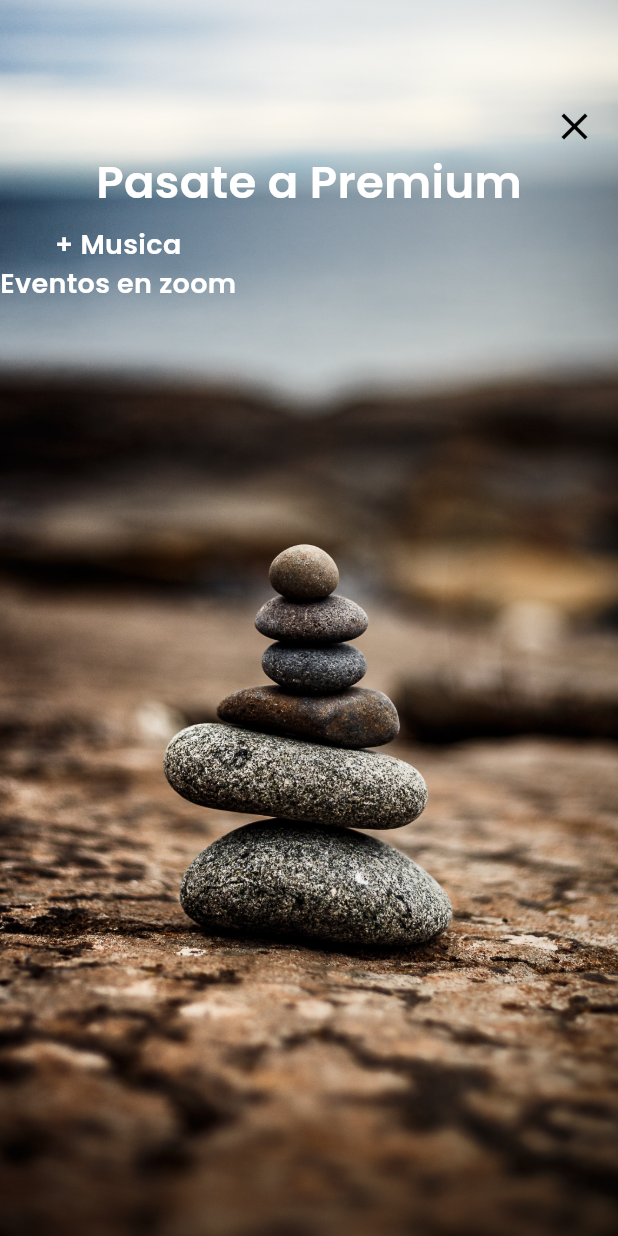
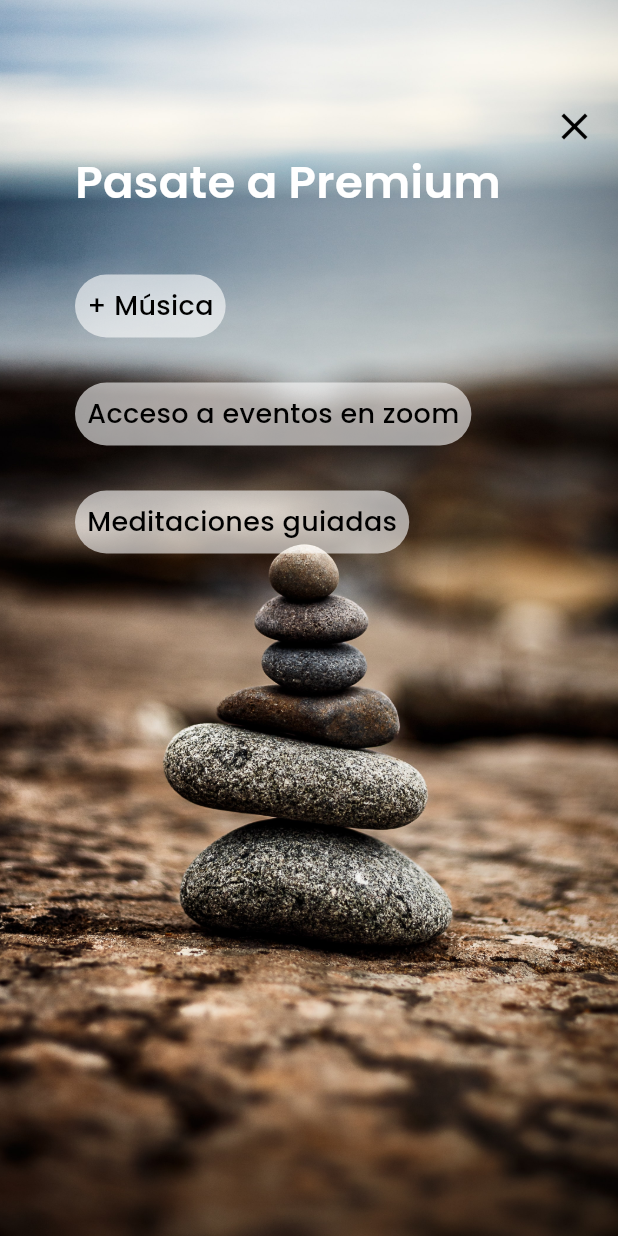
Before and after one commit to rakuraku678/Meditacion, a Flutter app: the BecomePremium screen opened directly, on a phone screen of 412 x 824 dp. Run offline on Flutter 3.47's test engine with Material 3 defaults, Android fonts, the phone set to English and light mode, and no system bars; our stand-ins replace audioplayers, flutter_svg.

Commit message:
lista de pasarte a premium WIP

```diff
--- a/lib/pages/become_premium.dart
+++ b/lib/pages/become_premium.dart
@@ -24,7 +24,7 @@ class BecomePremium extends StatelessWidget {
                   top: 60,
                   right: 5,
                   child: IconButton(
-                    icon: Icon(Icons.close),
+                    icon: const Icon(Icons.close),
                     iconSize: 30,
                     color: Colors.black,
                     onPressed: () {
@@ -32,51 +32,47 @@ class BecomePremium extends StatelessWidget {
                     },
                   ),
                 ),
-                const Positioned(
-                  top: 100,
-                  left: 5,
-                  right: 5,
-                  child: Center(
-                      child: Text(
+                Padding(
+                  padding: const EdgeInsets.fromLTRB(50, 100, 5, 0),
+                  child: Column(
+                    crossAxisAlignment: CrossAxisAlignment.start,
+                    children: <Widget>[
+                      const Text(
                         PASATE_A_PREMIUM,
                         style: TextStyle(
                             color: Colors.white,
                             fontSize: 30,
                             fontWeight: FontWeight.w600),
-                  )),
                       ),
-                Positioned(
-                  top: 150,
-                  //left: 50,
-                  child: Column(
-                      //mainAxisAlignment: MainAxisAlignment.start,
-                      children: [
-                        Container(
-                          child: Text(
-                            textAlign: TextAlign.left,
-                            '+ Musica',
-                            style: TextStyle(
-                                color: Colors.white,
-                                fontSize: 18,
-                                fontWeight: FontWeight.w600),
+                      const SizedBox(height: 40),
+                      _createListContainerElement('+ Música'),
+                      const SizedBox(height: 20),
+                      _createListContainerElement('Acceso a eventos en zoom'),
+                      const SizedBox(height: 20),
+                      _createListContainerElement('Meditaciones guiadas'),
+                    ],
                   ),
                 ),
-                        Container(
-                          alignment: Alignment.centerLeft,
-                          child: Text(
-                            textAlign: TextAlign.left,
-                            'Eventos en zoom',
-                            style: TextStyle(
-                                color: Colors.white,
-                                fontSize: 18,
-                                fontWeight: FontWeight.w600),
-                          ),
-                        ),
-                      ]),
-                )
               ],
             ),
           ),
         ));
   }
+
+  Container _createListContainerElement(String title) {
+    return Container(
+      padding: const EdgeInsets.all(8.0),
+      margin: const EdgeInsets.only(bottom: 10.0),
+      decoration: BoxDecoration(
+          color: Colors.white.withOpacity(0.6),
+          borderRadius: BorderRadius.circular(100)),
+      child: _createListTextElement(title),
+    );
   }
+
+  Text _createListTextElement(String title) {
+    return Text(title,
+        style: const TextStyle(
+            color: Colors.black, fontSize: 18, fontWeight: FontWeight.w500));
+  }
+}
```
Lines whose indentation alone changed are shown as unchanged.
